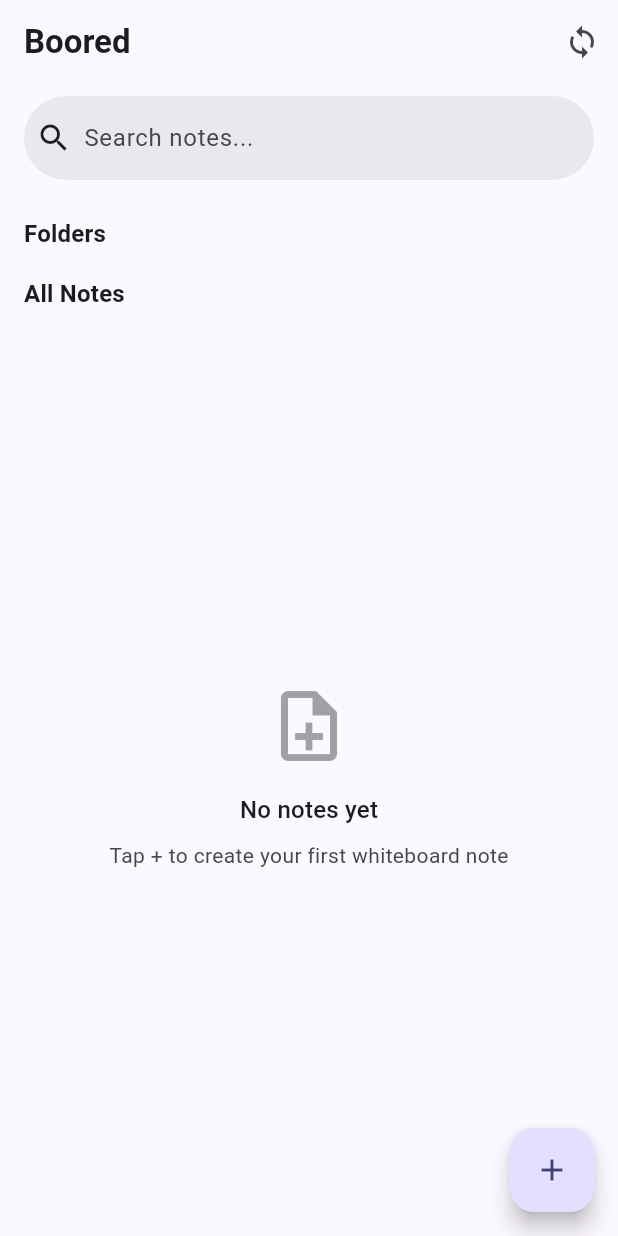
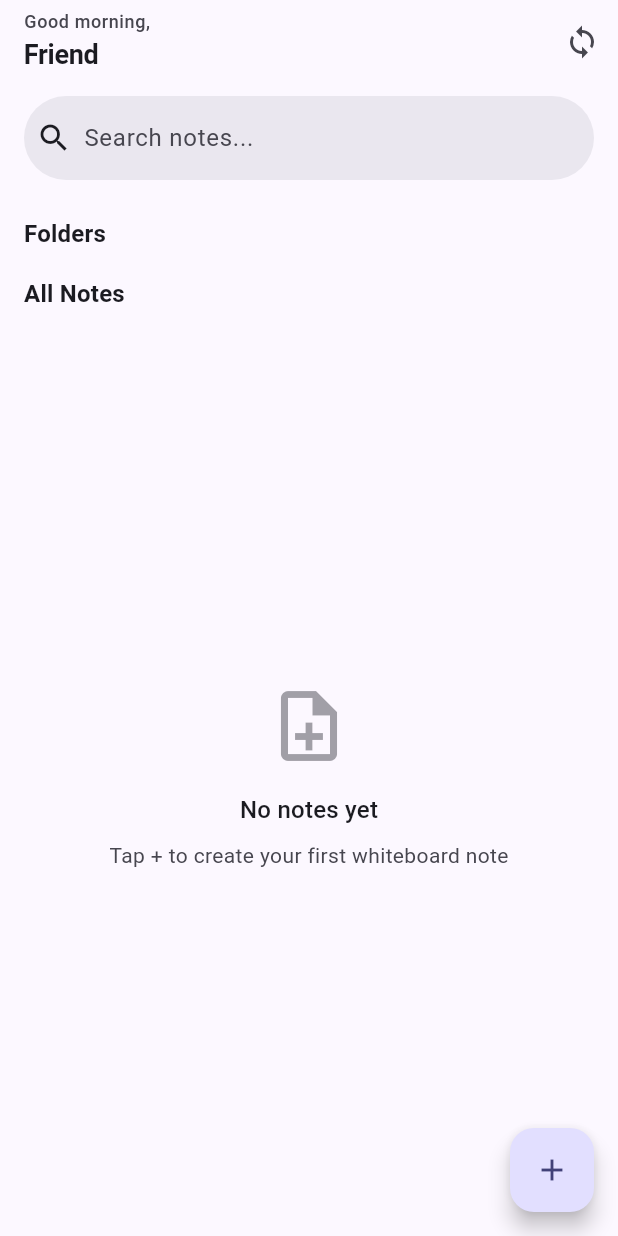
Before and after one commit to r2hu1/Boored, a Flutter app: the HomeScreen screen opened by its route, on a phone screen of 412 x 824 dp. Run offline on Flutter 3.47's test engine with Material 3 defaults, Android fonts, the phone set to English and light mode, and no system bars; our stand-ins replace camera, dio, drift, drift_flutter, flutter_dotenv, flutter_riverpod and 8 more; missing offline and left inert: google_mlkit_selfie_segmentation, google_mlkit_text_recognition, pdfx; accounts and stored records are empty; generated files the repository leaves out were written again.

Commit message:
feat: scale down folder card by 10% and show dynamic greeting with user name in header

```diff
--- a/apps/mobile/lib/features/home/presentation/home_screen.dart
+++ b/apps/mobile/lib/features/home/presentation/home_screen.dart
@@ -74,6 +74,17 @@ class _HomeScreenState extends ConsumerState<HomeScreen>
     }
   }
 
+  String _getGreeting() {
+    final hour = DateTime.now().hour;
+    if (hour < 12) {
+      return 'Good morning,';
+    } else if (hour < 17) {
+      return 'Good afternoon,';
+    } else {
+      return 'Good evening,';
+    }
+  }
+
   @override
   Widget build(BuildContext context) {
     final theme = Theme.of(context);
@@ -86,7 +97,28 @@ class _HomeScreenState extends ConsumerState<HomeScreen>
     return Scaffold(
       backgroundColor: colors.surface,
       appBar: AppBar(
-        title: const Text('Boored', style: TextStyle(fontWeight: FontWeight.w700)),
+        title: Column(
+          crossAxisAlignment: CrossAxisAlignment.start,
+          mainAxisSize: MainAxisSize.min,
+          children: [
+            Text(
+              _getGreeting(),
+              style: theme.textTheme.bodySmall?.copyWith(
+                color: colors.onSurfaceVariant,
+                fontSize: 12,
+                fontWeight: FontWeight.w500,
+              ),
+            ),
+            Text(
+              user?.name.trim().isNotEmpty == true ? user!.name : 'Friend',
+              style: theme.textTheme.titleMedium?.copyWith(
+                fontWeight: FontWeight.w700,
+                fontSize: 18,
+                letterSpacing: -0.2,
+              ),
+            ),
+          ],
+        ),
         centerTitle: false,
         actions: [
           Consumer(
@@ -240,12 +272,12 @@ class _HomeScreenState extends ConsumerState<HomeScreen>
                   if (foldersState.folders.isNotEmpty) ...[
                     SliverToBoxAdapter(
                       child: SizedBox(
-                        height: 186,
+                        height: 168,
                         child: ListView.separated(
                           padding: const EdgeInsets.symmetric(horizontal: 16),
                           scrollDirection: Axis.horizontal,
                           itemCount: foldersState.folders.length,
-                          separatorBuilder: (_, _) => const SizedBox(width: 12),
+                          separatorBuilder: (_, _) => const SizedBox(width: 10),
                           itemBuilder: (context, index) {
                             final folder = foldersState.folders[index];
                             return FolderCard(
```
Also changed, not shown: apps/mobile/lib/features/folders/presentation/widgets/folder_card.dart (+24 -24 lines).
